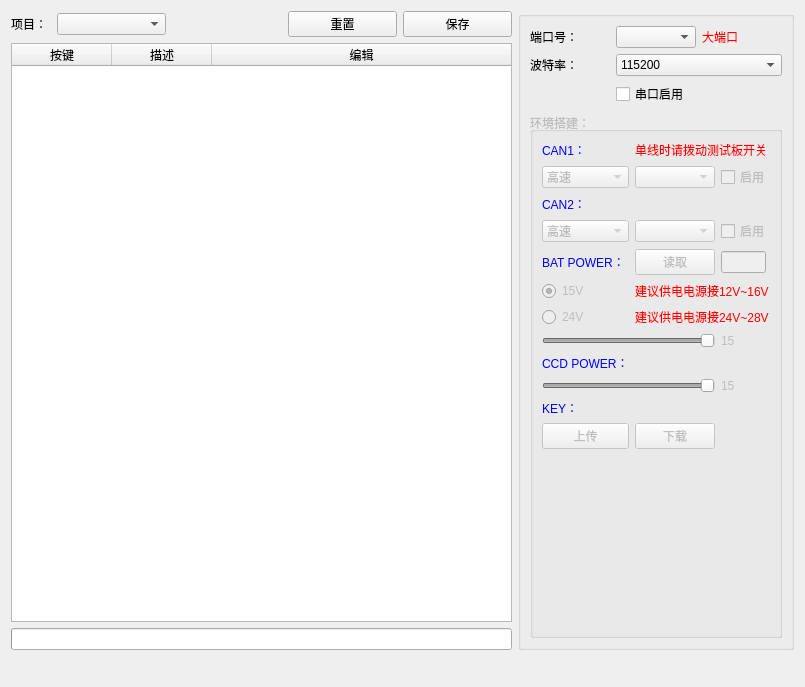
This is SubWidget/reshardware.ui in RoadRover-AutoTest/QtDemo as Qt 5 draws it before an edit. The edited form follows.
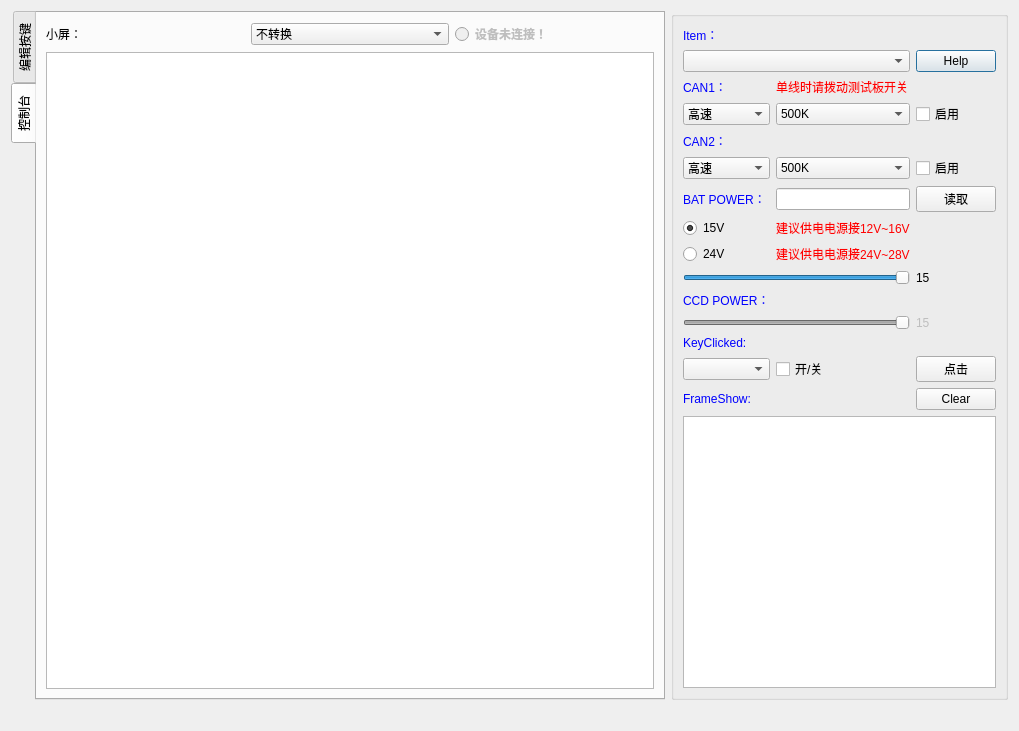
This is the edited form. The open tabs and pages were chosen to show the change. Icons and pictures are not drawn.

Commit message: 20190510:更新多处修改 1.增加小屏显示； 2.增加按键上传下载功能；

What changed in the file:
```diff
--- a/SubWidget/reshardware.ui
+++ b/SubWidget/reshardware.ui
@@ -6,38 +6,602 @@
    <rect>
     <x>0</x>
     <y>0</y>
-    <width>805</width>
-    <height>687</height>
+    <width>1019</width>
+    <height>731</height>
    </rect>
   </property>
   <property name="windowTitle">
    <string>Dialog</string>
   </property>
-  <layout class="QGridLayout" name="gridLayout_4">
+  <property name="windowIcon">
+   <iconset resource="../Images/images.qrc">
+    <normaloff>:/Title/Console.png</normaloff>:/Title/Console.png</iconset>
+  </property>
+  <layout class="QGridLayout" name="gridLayout_2">
    <item row="0" column="0">
-    <widget class="QLabel" name="label">
-     <property name="maximumSize">
-      <size>
-       <width>40</width>
-       <height>16777215</height>
-      </size>
-     </property>
-     <property name="text">
-      <string>项目：</string>
-     </property>
-    </widget>
+    <layout class="QHBoxLayout" name="horizontalLayout" stretch="3,1">
+     <item>
+      <widget class="QTabWidget" name="tabWidget">
+       <property name="tabPosition">
+        <enum>QTabWidget::West</enum>
+       </property>
+       <property name="tabShape">
+        <enum>QTabWidget::Rounded</enum>
+       </property>
+       <property name="currentIndex">
+        <number>0</number>
+       </property>
+       <widget class="QWidget" name="tabKeyEdit">
+        <attribute name="title">
+         <string>编辑按键</string>
+        </attribute>
+        <layout class="QGridLayout" name="gridLayout">
+         <item row="0" column="0" colspan="2">
+          <widget class="QTableWidget" name="tableWidget">
+           <property name="contextMenuPolicy">
+            <enum>Qt::CustomContextMenu</enum>
+           </property>
+           <property name="editTriggers">
+            <set>QAbstractItemView::NoEditTriggers</set>
+           </property>
+           <property name="selectionMode">
+            <enum>QAbstractItemView::SingleSelection</enum>
+           </property>
+           <property name="selectionBehavior">
+            <enum>QAbstractItemView::SelectRows</enum>
+           </property>
+           <attribute name="horizontalHeaderStretchLastSection">
+            <bool>true</bool>
+           </attribute>
+           <column>
+            <property name="text">
+             <string>按键</string>
+            </property>
+           </column>
+           <column>
+            <property name="text">
+             <string>描述</string>
+            </property>
+           </column>
+           <column>
+            <property name="text">
+             <string>编辑</string>
+            </property>
+           </column>
+          </widget>
+         </item>
+        </layout>
+       </widget>
+       <widget class="QWidget" name="tabConsole">
+        <attribute name="title">
+         <string>控制台</string>
+        </attribute>
+        <layout class="QGridLayout" name="gridLayout_8">
+         <item row="0" column="1">
+          <widget class="QComboBox" name="comboBox_MediaTrans">
+           <item>
+            <property name="text">
+             <string>不转换</string>
+            </property>
+           </item>
+           <item>
+            <property name="text">
+             <string>小端数据</string>
+            </property>
+           </item>
+           <item>
+            <property name="text">
+             <string>大端数据</string>
+            </property>
+           </item>
+          </widget>
+         </item>
+         <item row="0" column="0">
+          <widget class="QLabel" name="mainWindowLabel">
+           <property name="text">
+            <string>小屏：</string>
+           </property>
+          </widget>
+         </item>
+         <item row="1" column="0" colspan="3">
+          <widget class="QTextEdit" name="mainTextEdit">
+           <property name="font">
+            <font>
+             <family>黑体</family>
+             <pointsize>16</pointsize>
+             <weight>75</weight>
+             <bold>true</bold>
+            </font>
+           </property>
+           <property name="readOnly">
+            <bool>true</bool>
+           </property>
+           <property name="html">
+            <string>&lt;!DOCTYPE HTML PUBLIC &quot;-//W3C//DTD HTML 4.0//EN&quot; &quot;http://www.w3.org/TR/REC-html40/strict.dtd&quot;&gt;
+&lt;html&gt;&lt;head&gt;&lt;meta name=&quot;qrichtext&quot; content=&quot;1&quot; /&gt;&lt;style type=&quot;text/css&quot;&gt;
+p, li { white-space: pre-wrap; }
+&lt;/style&gt;&lt;/head&gt;&lt;body style=&quot; font-family:'黑体'; font-size:16pt; font-weight:600; font-style:normal;&quot;&gt;
+&lt;p style=&quot;-qt-paragraph-type:empty; margin-top:0px; margin-bottom:0px; margin-left:0px; margin-right:0px; -qt-block-indent:0; text-indent:0px;&quot;&gt;&lt;br /&gt;&lt;/p&gt;&lt;/body&gt;&lt;/html&gt;</string>
+           </property>
+          </widget>
+         </item>
+         <item row="0" column="2">
+          <widget class="QRadioButton" name="linkStatusRadioButton">
+           <property name="enabled">
+            <bool>false</bool>
+           </property>
+           <property name="font">
+            <font>
+             <family>黑体</family>
+             <pointsize>9</pointsize>
+             <weight>75</weight>
+             <bold>true</bold>
+            </font>
+           </property>
+           <property name="text">
+            <string>设备未连接！</string>
+           </property>
+          </widget>
+         </item>
+        </layout>
+       </widget>
+      </widget>
+     </item>
+     <item>
+      <widget class="QGroupBox" name="groupBox">
+       <property name="styleSheet">
+        <string notr="true">alternate-background-color: rgb(0, 0, 0);</string>
+       </property>
+       <property name="title">
+        <string/>
+       </property>
+       <layout class="QGridLayout" name="gridLayout_3">
+        <item row="3" column="2">
+         <widget class="QPushButton" name="pushBtnHelp">
+          <property name="text">
+           <string>Help</string>
+          </property>
+         </widget>
+        </item>
+        <item row="15" column="2">
+         <widget class="QLabel" name="label_ShowCCDVal">
+          <property name="enabled">
+           <bool>false</bool>
+          </property>
+          <property name="layoutDirection">
+           <enum>Qt::RightToLeft</enum>
+          </property>
+          <property name="text">
+           <string>15</string>
+          </property>
+         </widget>
+        </item>
+        <item row="4" column="0">
+         <widget class="QLabel" name="label_2">
+          <property name="styleSheet">
+           <string notr="true">color: rgb(0, 0, 255);
+font: 75 14pt &quot;Angsana New&quot;;</string>
+          </property>
+          <property name="text">
+           <string>CAN1：</string>
+          </property>
+         </widget>
+        </item>
+        <item row="14" column="0">
+         <widget class="QLabel" name="label_9">
+          <property name="enabled">
+           <bool>false</bool>
+          </property>
+          <property name="styleSheet">
+           <string notr="true">color: rgb(0, 0, 255);
+font: 75 14pt &quot;Angsana New&quot;;</string>
+          </property>
+          <property name="text">
+           <string>CCD POWER：</string>
+          </property>
+         </widget>
+        </item>
+        <item row="5" column="1">
+         <widget class="QComboBox" name="comboBoxCAN1Baud">
+          <item>
+           <property name="text">
+            <string>500K</string>
+           </property>
+          </item>
+          <item>
+           <property name="text">
+            <string>10K</string>
+           </property>
+          </item>
+          <item>
+           <property name="text">
+            <string>20K</string>
+           </property>
+          </item>
+          <item>
+           <property name="text">
+            <string>33.3K</string>
+           </property>
+          </item>
+          <item>
+           <property name="text">
+            <string>40K</string>
+           </property>
+          </item>
+          <item>
+           <property name="text">
+            <string>50K</string>
+           </property>
+          </item>
+          <item>
+           <property name="text">
+            <string>80K</string>
+           </property>
+          </item>
+          <item>
+           <property name="text">
+            <string>83.3K</string>
+           </property>
+          </item>
+          <item>
+           <property name="text">
+            <string>100K</string>
+           </property>
+          </item>
+          <item>
+           <property name="text">
+            <string>125K</string>
+           </property>
+          </item>
+          <item>
+           <property name="text">
+            <string>200K</string>
+           </property>
+          </item>
+          <item>
+           <property name="text">
+            <string>250K</string>
+           </property>
+          </item>
+          <item>
+           <property name="text">
+            <string>400K</string>
+           </property>
+          </item>
+          <item>
+           <property name="text">
+            <string>800K</string>
+           </property>
+          </item>
+          <item>
+           <property name="text">
+            <string>1M</string>
+           </property>
+          </item>
+         </widget>
+        </item>
+        <item row="18" column="0">
+         <widget class="QLabel" name="label_13">
+          <property name="styleSheet">
+           <string notr="true">color: rgb(0, 0, 255);
+font: 75 14pt &quot;Angsana New&quot;;</string>
+          </property>
+          <property name="text">
+           <string>FrameShow:</string>
+          </property>
+         </widget>
+        </item>
+        <item row="9" column="0">
+         <widget class="QLabel" name="label_8">
+          <property name="styleSheet">
+           <string notr="true">color: rgb(0, 0, 255);
+font: 75 14pt &quot;Angsana New&quot;;</string>
+          </property>
+          <property name="text">
+           <string>BAT POWER：</string>
+          </property>
+         </widget>
+        </item>
+        <item row="17" column="0">
+         <widget class="QComboBox" name="comboBoxKeyList"/>
+        </item>
+        <item row="13" column="2">
+         <widget class="QLabel" name="label_ShowBATVal">
+          <property name="layoutDirection">
+           <enum>Qt::RightToLeft</enum>
+          </property>
+          <property name="text">
+           <string>15</string>
+          </property>
+         </widget>
+        </item>
+        <item row="16" column="0">
+         <widget class="QLabel" name="label_10">
+          <property name="styleSheet">
+           <string notr="true">color: rgb(0, 0, 255);
+font: 75 14pt &quot;Angsana New&quot;;</string>
+          </property>
+          <property name="text">
+           <string>KeyClicked:</string>
+          </property>
+         </widget>
+        </item>
+        <item row="5" column="2">
+         <widget class="QCheckBox" name="checkBoxENCAN1">
+          <property name="text">
+           <string>启用</string>
+          </property>
+         </widget>
+        </item>
+        <item row="11" column="1">
+         <widget class="QLabel" name="label_12">
+          <property name="styleSheet">
+           <string notr="true">color: rgb(255, 0, 0);</string>
+          </property>
+          <property name="text">
+           <string>建议供电电源接12V~16V</string>
+          </property>
+         </widget>
+        </item>
+        <item row="19" column="0" colspan="3">
+         <widget class="QTextBrowser" name="textBrowserFrameShow"/>
+        </item>
+        <item row="8" column="1">
+         <widget class="QComboBox" name="comboBoxCAN2Baud">
+          <item>
+           <property name="text">
+            <string>500K</string>
+           </property>
+          </item>
+          <item>
+           <property name="text">
+            <string>10K</string>
+           </property>
+          </item>
+          <item>
+           <property name="text">
+            <string>20K</string>
+           </property>
+          </item>
+          <item>
+           <property name="text">
+            <string>33.3K</string>
+           </property>
+          </item>
+          <item>
+           <property name="text">
+            <string>40K</string>
+           </property>
+          </item>
+          <item>
+           <property name="text">
+            <string>50K</string>
+           </property>
+          </item>
+          <item>
+           <property name="text">
+            <string>80K</string>
+           </property>
+          </item>
+          <item>
+           <property name="text">
+            <string>83.3K</string>
+           </property>
+          </item>
+          <item>
+           <property name="text">
+            <string>100K</string>
+           </property>
+          </item>
+          <item>
+           <property name="text">
+            <string>125K</string>
+           </property>
+          </item>
+          <item>
+           <property name="text">
+            <string>200K</string>
+           </property>
+          </item>
+          <item>
+           <property name="text">
+            <string>250K</string>
+           </property>
+          </item>
+          <item>
+           <property name="text">
+            <string>400K</string>
+           </property>
+          </item>
+          <item>
+           <property name="text">
+            <string>800K</string>
+           </property>
+          </item>
+          <item>
+           <property name="text">
+            <string>1M</string>
+           </property>
+          </item>
+         </widget>
+        </item>
+        <item row="11" column="0">
+         <widget class="QRadioButton" name="radioBtn15V">
+          <property name="text">
+           <string>15V</string>
+          </property>
+          <property name="checked">
+           <bool>true</bool>
+          </property>
+         </widget>
+        </item>
+        <item row="8" column="0">
+         <widget class="QComboBox" name="comboBoxCAN2Type">
+          <item>
+           <property name="text">
+            <string>高速</string>
+           </property>
+          </item>
+         </widget>
+        </item>
+        <item row="7" column="0">
+         <widget class="QLabel" name="label_7">
+          <property name="styleSheet">
+           <string notr="true">color: rgb(0, 0, 255);
+font: 75 14pt &quot;Angsana New&quot;;</string>
+          </property>
+          <property name="text">
+           <string>CAN2：</string>
+          </property>
+         </widget>
+        </item>
+        <item row="12" column="1">
+         <widget class="QLabel" name="label_11">
+          <property name="styleSheet">
+           <string notr="true">color: rgb(255, 0, 0);</string>
+          </property>
+          <property name="text">
+           <string>建议供电电源接24V~28V</string>
+          </property>
+         </widget>
+        </item>
+        <item row="13" column="0" colspan="2">
+         <widget class="QSlider" name="horizontalSliderBAT">
+          <property name="maximum">
+           <number>15</number>
+          </property>
+          <property name="pageStep">
+           <number>1</number>
+          </property>
+          <property name="value">
+           <number>15</number>
+          </property>
+          <property name="orientation">
+           <enum>Qt::Horizontal</enum>
+          </property>
+         </widget>
+        </item>
+        <item row="12" column="0">
+         <widget class="QRadioButton" name="radioBtn24V">
+          <property name="text">
+           <string>24V</string>
+          </property>
+         </widget>
+        </item>
+        <item row="15" column="0" colspan="2">
+         <widget class="QSlider" name="horizontalSliderCCD">
+          <property name="enabled">
+           <bool>false</bool>
+          </property>
+          <property name="maximum">
+           <number>15</number>
+          </property>
+          <property name="pageStep">
+           <number>1</number>
+          </property>
+          <property name="value">
+           <number>15</number>
+          </property>
+          <property name="orientation">
+           <enum>Qt::Horizontal</enum>
+          </property>
+         </widget>
+        </item>
+        <item row="8" column="2">
+         <widget class="QCheckBox" name="checkBoxENCAN2">
+          <property name="text">
+           <string>启用</string>
+          </property>
+         </widget>
+        </item>
+        <item row="5" column="0">
+         <widget class="QComboBox" name="comboBoxCAN1Type">
+          <item>
+           <property name="text">
+            <string>高速</string>
+           </property>
+          </item>
+          <item>
+           <property name="text">
+            <string>单线</string>
+           </property>
+          </item>
+         </widget>
+        </item>
+        <item row="4" column="1" colspan="2">
+         <widget class="QLabel" name="label_5">
+          <property name="styleSheet">
+           <string notr="true">color: rgb(255, 0, 0);</string>
+          </property>
+          <property name="text">
+           <string>单线时请拨动测试板开关</string>
+          </property>
+         </widget>
+        </item>
+        <item row="3" column="0" colspan="2">
+         <widget class="QComboBox" name="comboBox_itemName">
+          <property name="minimumSize">
+           <size>
+            <width>100</width>
+            <height>0</height>
+           </size>
+          </property>
+         </widget>
+        </item>
+        <item row="2" column="0">
+         <widget class="QLabel" name="label">
+          <property name="maximumSize">
+           <size>
+            <width>40</width>
+            <height>16777215</height>
+           </size>
+          </property>
+          <property name="styleSheet">
+           <string notr="true">color: rgb(0, 0, 255);
+font: 75 14pt &quot;Angsana New&quot;;</string>
+          </property>
+          <property name="text">
+           <string>Item：</string>
+          </property>
+         </widget>
+        </item>
+        <item row="17" column="2">
+         <widget class="QPushButton" name="pushButton_KeyClicked">
+          <property name="text">
+           <string>点击</string>
+          </property>
+         </widget>
+        </item>
+        <item row="17" column="1">
+         <widget class="QCheckBox" name="checkBoxONOFF">
+          <property name="text">
+           <string>开/关</string>
+          </property>
+         </widget>
+        </item>
+        <item row="18" column="2">
+         <widget class="QPushButton" name="pushButton">
+          <property name="text">
+           <string>Clear</string>
+          </property>
+         </widget>
+        </item>
+        <item row="9" column="1">
+         <widget class="QLineEdit" name="lineEditShowVB"/>
+        </item>
+        <item row="9" column="2">
+         <widget class="QPushButton" name="pushBtnReadVB">
+          <property name="text">
+           <string>读取</string>
+          </property>
+         </widget>
+        </item>
+       </layout>
+      </widget>
+     </item>
+    </layout>
    </item>
-   <item row="0" column="1">
-    <widget class="QComboBox" name="comboBox_itemName">
-     <property name="minimumSize">
-      <size>
-       <width>100</width>
-       <height>0</height>
-      </size>
-     </property>
-    </widget>
-   </item>
-   <item row="4" column="0" colspan="6">
+   <item row="1" column="0">
     <widget class="QLabel" name="label_Show">
      <property name="maximumSize">
       <size>
@@ -50,414 +614,6 @@
      </property>
     </widget>
    </item>
-   <item row="0" column="5" rowspan="4">
-    <widget class="QGroupBox" name="groupBox">
-     <property name="title">
-      <string/>
-     </property>
-     <layout class="QGridLayout" name="gridLayout_3">
-      <item row="5" column="0" colspan="3">
-       <widget class="QGroupBox" name="groupBoxUARTSEND">
-        <property name="enabled">
-         <bool>false</bool>
-        </property>
-        <property name="title">
-         <string>环境搭建：</string>
-        </property>
-        <property name="alignment">
-         <set>Qt::AlignLeading|Qt::AlignLeft|Qt::AlignVCenter</set>
-        </property>
-        <property name="flat">
-         <bool>true</bool>
-        </property>
-        <layout class="QGridLayout" name="gridLayout_2">
-         <item row="10" column="2">
-          <widget class="QLabel" name="label_ShowCCDVal">
-           <property name="enabled">
-            <bool>false</bool>
-           </property>
-           <property name="layoutDirection">
-            <enum>Qt::RightToLeft</enum>
-           </property>
-           <property name="text">
-            <string>15</string>
-           </property>
-          </widget>
-         </item>
-         <item row="12" column="0">
-          <widget class="QPushButton" name="pushButton_inDat">
-           <property name="enabled">
-            <bool>false</bool>
-           </property>
-           <property name="toolTip">
-            <string>读取小板中当前按键信息，导入到列表中</string>
-           </property>
-           <property name="text">
-            <string>上传</string>
-           </property>
-          </widget>
-         </item>
-         <item row="12" column="1">
-          <widget class="QPushButton" name="pushButton_outDat">
-           <property name="toolTip">
-            <string>将按键信息导出到测试小板，同时保存文件中</string>
-           </property>
-           <property name="text">
-            <string>下载</string>
-           </property>
-          </widget>
-         </item>
-         <item row="13" column="0">
-          <spacer name="verticalSpacer">
-           <property name="orientation">
-            <enum>Qt::Vertical</enum>
-           </property>
-           <property name="sizeHint" stdset="0">
-            <size>
-             <width>20</width>
-             <height>40</height>
-            </size>
-           </property>
-          </spacer>
-         </item>
-         <item row="6" column="0">
-          <widget class="QRadioButton" name="radioBtn15V">
-           <property name="text">
-            <string>15V</string>
-           </property>
-           <property name="checked">
-            <bool>true</bool>
-           </property>
-          </widget>
-         </item>
-         <item row="9" column="0">
-          <widget class="QLabel" name="label_9">
-           <property name="enabled">
-            <bool>false</bool>
-           </property>
-           <property name="styleSheet">
-            <string notr="true">color: rgb(0, 0, 255);
-font: 75 14pt &quot;Angsana New&quot;;</string>
-           </property>
-           <property name="text">
-            <string>CCD POWER：</string>
-           </property>
-          </widget>
-         </item>
-         <item row="0" column="1" colspan="2">
-          <widget class="QLabel" name="label_5">
-           <property name="styleSheet">
-            <string notr="true">color: rgb(255, 0, 0);</string>
-           </property>
-           <property name="text">
-            <string>单线时请拨动测试板开关</string>
-           </property>
-          </widget>
-         </item>
-         <item row="1" column="0">
-          <widget class="QComboBox" name="comboBoxCAN1Type">
-           <item>
-            <property name="text">
-             <string>高速</string>
-            </property>
-           </item>
-           <item>
-            <property name="text">
-             <string>单线</string>
-            </property>
-           </item>
-          </widget>
-         </item>
-         <item row="4" column="2">
-          <widget class="QCheckBox" name="checkBoxENCAN2">
-           <property name="text">
-            <string>启用</string>
-           </property>
-          </widget>
-         </item>
-         <item row="4" column="0">
-          <widget class="QComboBox" name="comboBoxCAN2Type">
-           <item>
-            <property name="text">
-             <string>高速</string>
-            </property>
-           </item>
-          </widget>
-         </item>
-         <item row="0" column="0">
-          <widget class="QLabel" name="label_2">
-           <property name="styleSheet">
-            <string notr="true">color: rgb(0, 0, 255);
-font: 75 14pt &quot;Angsana New&quot;;</string>
-           </property>
-           <property name="text">
-            <string>CAN1：</string>
-           </property>
-          </widget>
-         </item>
-         <item row="1" column="1">
-          <widget class="QComboBox" name="comboBoxCAN1Baud"/>
-         </item>
-         <item row="3" column="0">
-          <widget class="QLabel" name="label_7">
-           <property name="styleSheet">
-            <string notr="true">color: rgb(0, 0, 255);
-font: 75 14pt &quot;Angsana New&quot;;</string>
-           </property>
-           <property name="text">
-            <string>CAN2：</string>
-           </property>
-          </widget>
-         </item>
-         <item row="4" column="1">
-          <widget class="QComboBox" name="comboBoxCAN2Baud"/>
-         </item>
-         <item row="5" column="0">
-          <widget class="QLabel" name="label_8">
-           <property name="styleSheet">
-            <string notr="true">color: rgb(0, 0, 255);
-font: 75 14pt &quot;Angsana New&quot;;</string>
-           </property>
-           <property name="text">
-            <string>BAT POWER：</string>
-           </property>
-          </widget>
-         </item>
-         <item row="1" column="2">
-          <widget class="QCheckBox" name="checkBoxENCAN1">
-           <property name="text">
-            <string>启用</string>
-           </property>
-          </widget>
-         </item>
-         <item row="8" column="0" colspan="2">
-          <widget class="QSlider" name="horizontalSliderBAT">
-           <property name="maximum">
-            <number>15</number>
-           </property>
-           <property name="pageStep">
-            <number>1</number>
-           </property>
-           <property name="value">
-            <number>15</number>
-           </property>
-           <property name="orientation">
-            <enum>Qt::Horizontal</enum>
-           </property>
-          </widget>
-         </item>
-         <item row="8" column="2">
-          <widget class="QLabel" name="label_ShowBATVal">
-           <property name="layoutDirection">
-            <enum>Qt::RightToLeft</enum>
-           </property>
-           <property name="text">
-            <string>15</string>
-           </property>
-          </widget>
-         </item>
-         <item row="10" column="0" colspan="2">
-          <widget class="QSlider" name="horizontalSliderCCD">
-           <property name="enabled">
-            <bool>false</bool>
-           </property>
-           <property name="maximum">
-            <number>15</number>
-           </property>
-           <property name="pageStep">
-            <number>1</number>
-           </property>
-           <property name="value">
-            <number>15</number>
-           </property>
-           <property name="orientation">
-            <enum>Qt::Horizontal</enum>
-           </property>
-          </widget>
-         </item>
-         <item row="11" column="0">
-          <widget class="QLabel" name="label_10">
-           <property name="styleSheet">
-            <string notr="true">color: rgb(0, 0, 255);
-font: 75 14pt &quot;Angsana New&quot;;</string>
-           </property>
-           <property name="text">
-            <string>KEY：</string>
-           </property>
-          </widget>
-         </item>
-         <item row="7" column="0">
-          <widget class="QRadioButton" name="radioBtn24V">
-           <property name="text">
-            <string>24V</string>
-           </property>
-          </widget>
-         </item>
-         <item row="7" column="1" colspan="2">
-          <widget class="QLabel" name="label_11">
-           <property name="styleSheet">
-            <string notr="true">color: rgb(255, 0, 0);</string>
-           </property>
-           <property name="text">
-            <string>建议供电电源接24V~28V</string>
-           </property>
-          </widget>
-         </item>
-         <item row="6" column="1" colspan="2">
-          <widget class="QLabel" name="label_12">
-           <property name="styleSheet">
-            <string notr="true">color: rgb(255, 0, 0);</string>
-           </property>
-           <property name="text">
-            <string>建议供电电源接12V~16V</string>
-           </property>
-          </widget>
-         </item>
-         <item row="5" column="1">
-          <widget class="QPushButton" name="pushBtnReadVB">
-           <property name="text">
-            <string>读取</string>
-           </property>
-          </widget>
-         </item>
-         <item row="5" column="2">
-          <widget class="QLineEdit" name="lineEditShowVB">
-           <property name="maximumSize">
-            <size>
-             <width>45</width>
-             <height>16777215</height>
-            </size>
-           </property>
-          </widget>
-         </item>
-        </layout>
-       </widget>
-      </item>
-      <item row="1" column="1">
-       <widget class="QComboBox" name="comboBox_COM"/>
-      </item>
-      <item row="3" column="0">
-       <widget class="QLabel" name="label_3">
-        <property name="text">
-         <string>波特率：</string>
-        </property>
-       </widget>
-      </item>
-      <item row="3" column="1" colspan="2">
-       <widget class="QComboBox" name="comboBox_BAUD">
-        <item>
-         <property name="text">
-          <string>115200</string>
-         </property>
-        </item>
-        <item>
-         <property name="text">
-          <string>57600</string>
-         </property>
-        </item>
-        <item>
-         <property name="text">
-          <string>38400</string>
-         </property>
-        </item>
-        <item>
-         <property name="text">
-          <string>19200</string>
-         </property>
-        </item>
-        <item>
-         <property name="text">
-          <string>14400</string>
-         </property>
-        </item>
-        <item>
-         <property name="text">
-          <string>9600</string>
-         </property>
-        </item>
-        <item>
-         <property name="text">
-          <string>4800</string>
-         </property>
-        </item>
-       </widget>
-      </item>
-      <item row="1" column="2">
-       <widget class="QLabel" name="label_6">
-        <property name="styleSheet">
-         <string notr="true">color: rgb(255, 0, 0);</string>
-        </property>
-        <property name="text">
-         <string>大端口</string>
-        </property>
-       </widget>
-      </item>
-      <item row="4" column="1" colspan="2">
-       <widget class="QCheckBox" name="checkBoxENUart">
-        <property name="text">
-         <string>串口启用</string>
-        </property>
-       </widget>
-      </item>
-      <item row="1" column="0">
-       <widget class="QLabel" name="label_4">
-        <property name="text">
-         <string>端口号：</string>
-        </property>
-       </widget>
-      </item>
-     </layout>
-    </widget>
-   </item>
-   <item row="1" column="0" rowspan="2" colspan="5">
-    <widget class="QTableWidget" name="tableWidget">
-     <property name="editTriggers">
-      <set>QAbstractItemView::NoEditTriggers</set>
-     </property>
-     <attribute name="horizontalHeaderStretchLastSection">
-      <bool>true</bool>
-     </attribute>
-     <column>
-      <property name="text">
-       <string>按键</string>
-      </property>
-     </column>
-     <column>
-      <property name="text">
-       <string>描述</string>
-      </property>
-     </column>
-     <column>
-      <property name="text">
-       <string>编辑</string>
-      </property>
-     </column>
-    </widget>
-   </item>
-   <item row="3" column="0" colspan="5">
-    <widget class="QProgressBar" name="progressBar">
-     <property name="value">
-      <number>0</number>
-     </property>
-     <property name="textVisible">
-      <bool>false</bool>
-     </property>
-    </widget>
-   </item>
-   <item row="0" column="4">
-    <widget class="QPushButton" name="pushButtonSave">
-     <property name="text">
-      <string>保存</string>
-     </property>
-    </widget>
-   </item>
-   <item row="0" column="3">
-    <widget class="QPushButton" name="pushButton_reset">
-     <property name="text">
-      <string>重置</string>
-     </property>
-    </widget>
-   </item>
   </layout>
  </widget>
  <resources/>
```
Left out of the diff: 25 changed lines with no effect on the pictures. The commit also changes 31 other files.
